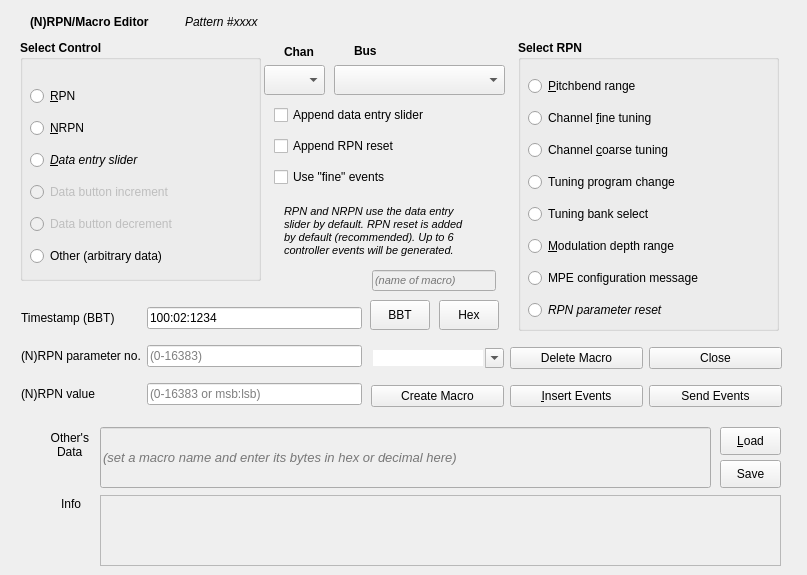
First picture: the form in seq_qt5/src/gui/qrpnframe.ui, repository ahlstromcj/seq66, before the edit.
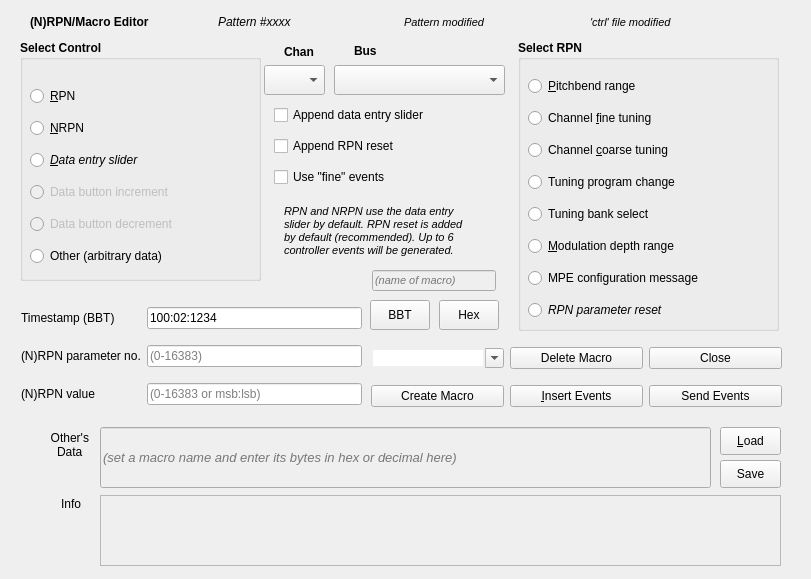
Second picture: the form after the edit.

Patch:
```diff
--- a/seq_qt5/src/gui/qrpnframe.ui
+++ b/seq_qt5/src/gui/qrpnframe.ui
@@ -9,8 +9,8 @@
    <rect>
     <x>0</x>
     <y>0</y>
-    <width>807</width>
-    <height>575</height>
+    <width>811</width>
+    <height>579</height>
    </rect>
   </property>
   <property name="windowTitle">
@@ -306,7 +306,7 @@
     <rect>
      <x>30</x>
      <y>10</y>
-     <width>301</width>
+     <width>741</width>
      <height>24</height>
     </rect>
    </property>
@@ -338,6 +338,32 @@
       </property>
      </widget>
     </item>
+    <item>
+     <widget class="QLabel" name="label_pattern_modified">
+      <property name="font">
+       <font>
+        <pointsize>8</pointsize>
+        <italic>true</italic>
+       </font>
+      </property>
+      <property name="text">
+       <string>Pattern modified</string>
+      </property>
+     </widget>
+    </item>
+    <item>
+     <widget class="QLabel" name="label_ctrl_modified">
+      <property name="font">
+       <font>
+        <pointsize>8</pointsize>
+        <italic>true</italic>
+       </font>
+      </property>
+      <property name="text">
+       <string>'ctrl' file modified</string>
+      </property>
+     </widget>
+    </item>
    </layout>
   </widget>
   <widget class="QLabel" name="label_explanation">
```
